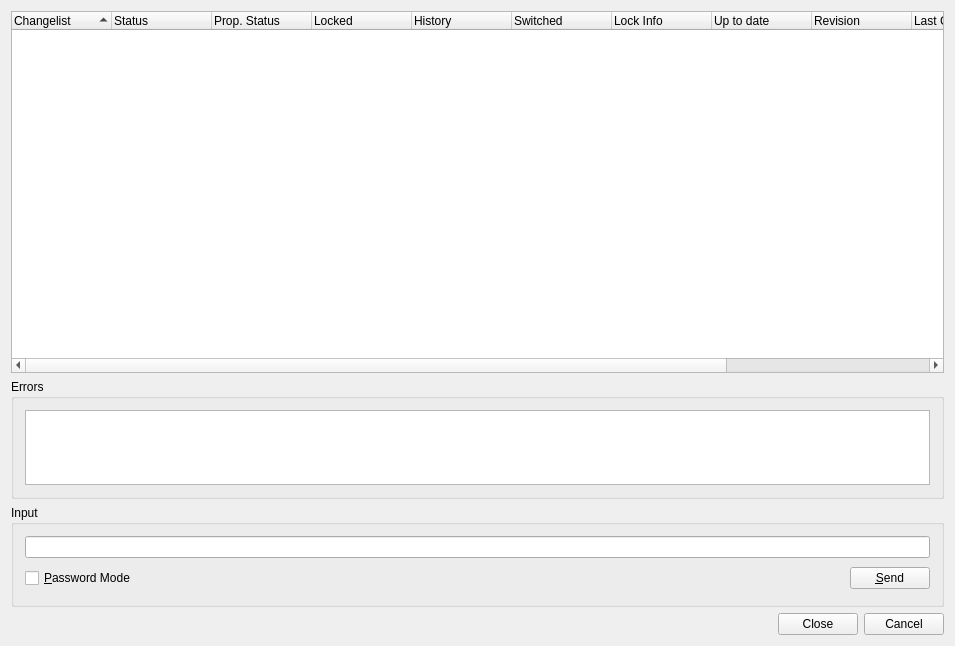
Old version of the form Plugins/VcsPlugins/vcsSubversion/SvnStatusDialog.ui in the repository testmana2/test.
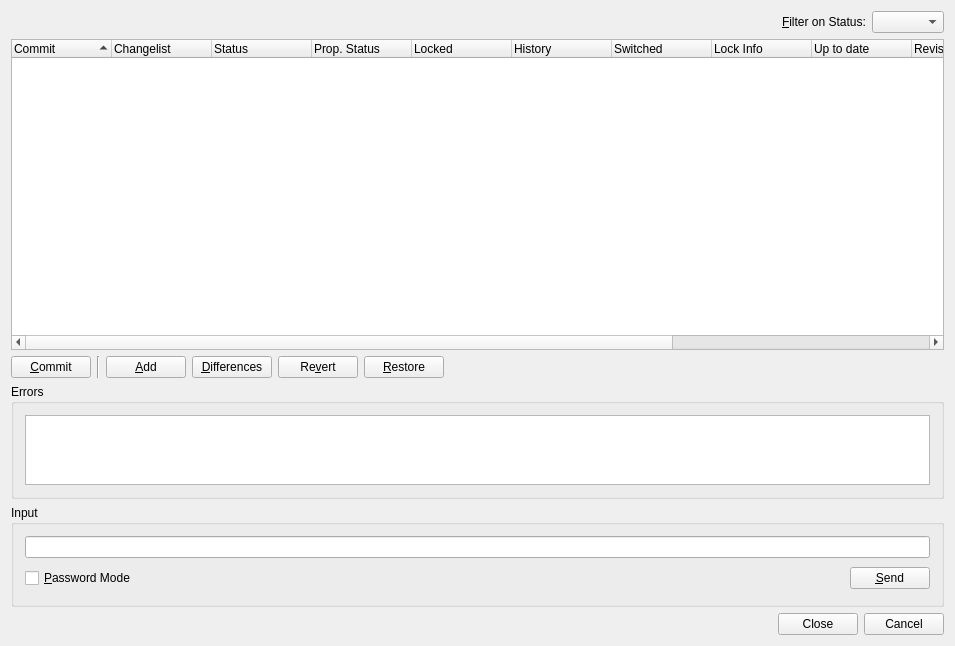
New version of the form.

Commit message: Added functionality to the VCS status dialogs to make them more general commit dialogs.

Patch:
```diff
--- a/Plugins/VcsPlugins/vcsSubversion/SvnStatusDialog.ui
+++ b/Plugins/VcsPlugins/vcsSubversion/SvnStatusDialog.ui
@@ -16,11 +16,48 @@
    <string>&lt;b>Subversion Status&lt;/b>
 &lt;p>This dialog shows the status of the selected file or project.&lt;/p></string>
   </property>
-  <layout class="QVBoxLayout" >
+  <layout class="QVBoxLayout" name="verticalLayout">
    <item>
-    <widget class="QTreeWidget" name="statusList" >
-     <property name="sizePolicy" >
-      <sizepolicy vsizetype="Expanding" hsizetype="Expanding" >
+    <layout class="QHBoxLayout" name="horizontalLayout_2">
+     <item>
+      <spacer name="horizontalSpacer_2">
+       <property name="orientation">
+        <enum>Qt::Horizontal</enum>
+       </property>
+       <property name="sizeHint" stdset="0">
+        <size>
+         <width>40</width>
+         <height>20</height>
+        </size>
+       </property>
+      </spacer>
+     </item>
+     <item>
+      <widget class="QLabel" name="label">
+       <property name="text">
+        <string>&amp;Filter on Status:</string>
+       </property>
+       <property name="buddy">
+        <cstring>statusFilterCombo</cstring>
+       </property>
+      </widget>
+     </item>
+     <item>
+      <widget class="QComboBox" name="statusFilterCombo">
+       <property name="toolTip">
+        <string>Select the status of entries to be shown</string>
+       </property>
+       <property name="sizeAdjustPolicy">
+        <enum>QComboBox::AdjustToContents</enum>
+       </property>
+      </widget>
+     </item>
+    </layout>
+   </item>
+   <item>
+    <widget class="QTreeWidget" name="statusList">
+     <property name="sizePolicy">
+      <sizepolicy hsizetype="Expanding" vsizetype="Expanding">
        <horstretch>0</horstretch>
        <verstretch>3</verstretch>
       </sizepolicy>
@@ -41,71 +78,150 @@
       <bool>true</bool>
      </property>
      <column>
-      <property name="text" >
+      <property name="text">
+       <string>Commit</string>
+      </property>
+     </column>
+     <column>
+      <property name="text">
        <string>Changelist</string>
       </property>
      </column>
      <column>
-      <property name="text" >
+      <property name="text">
        <string>Status</string>
       </property>
      </column>
      <column>
-      <property name="text" >
+      <property name="text">
        <string>Prop. Status</string>
       </property>
      </column>
      <column>
-      <property name="text" >
+      <property name="text">
        <string>Locked</string>
       </property>
      </column>
      <column>
-      <property name="text" >
+      <property name="text">
        <string>History</string>
       </property>
      </column>
      <column>
-      <property name="text" >
+      <property name="text">
        <string>Switched</string>
       </property>
      </column>
      <column>
-      <property name="text" >
+      <property name="text">
        <string>Lock Info</string>
       </property>
      </column>
      <column>
-      <property name="text" >
+      <property name="text">
        <string>Up to date</string>
       </property>
      </column>
      <column>
-      <property name="text" >
+      <property name="text">
        <string>Revision</string>
       </property>
      </column>
      <column>
-      <property name="text" >
+      <property name="text">
        <string>Last Change</string>
       </property>
      </column>
      <column>
-      <property name="text" >
+      <property name="text">
        <string>Author</string>
       </property>
      </column>
      <column>
-      <property name="text" >
+      <property name="text">
        <string>Path</string>
       </property>
      </column>
     </widget>
    </item>
    <item>
-    <widget class="QGroupBox" name="errorGroup" >
-     <property name="sizePolicy" >
-      <sizepolicy vsizetype="Expanding" hsizetype="Preferred" >
+    <layout class="QHBoxLayout" name="horizontalLayout">
+     <item>
+      <widget class="QPushButton" name="commitButton">
+       <property name="toolTip">
+        <string>Commit the selected changes</string>
+       </property>
+       <property name="text">
+        <string>&amp;Commit</string>
+       </property>
+      </widget>
+     </item>
+     <item>
+      <widget class="Line" name="line">
+       <property name="orientation">
+        <enum>Qt::Vertical</enum>
+       </property>
+      </widget>
+     </item>
+     <item>
+      <widget class="QPushButton" name="addButton">
+       <property name="toolTip">
+        <string>Add the selected entries to the repository</string>
+       </property>
+       <property name="text">
+        <string>&amp;Add</string>
+       </property>
+      </widget>
+     </item>
+     <item>
+      <widget class="QPushButton" name="diffButton">
+       <property name="toolTip">
+        <string>Show differences of the selected entries to the repository</string>
+       </property>
+       <property name="text">
+        <string>&amp;Differences</string>
+       </property>
+      </widget>
+     </item>
+     <item>
+      <widget class="QPushButton" name="revertButton">
+       <property name="toolTip">
+        <string>Revert the selected entries to the last revision in the repository</string>
+       </property>
+       <property name="text">
+        <string>Re&amp;vert</string>
+       </property>
+      </widget>
+     </item>
+     <item>
+      <widget class="QPushButton" name="restoreButton">
+       <property name="toolTip">
+        <string>Restore the selected missing entries from the repository</string>
+       </property>
+       <property name="text">
+        <string>&amp;Restore</string>
+       </property>
+      </widget>
+     </item>
+     <item>
+      <spacer name="horizontalSpacer">
+       <property name="orientation">
+        <enum>Qt::Horizontal</enum>
+       </property>
+       <property name="sizeHint" stdset="0">
+        <size>
+         <width>40</width>
+         <height>20</height>
+        </size>
+       </property>
+      </spacer>
+     </item>
+    </layout>
+   </item>
+   <item>
+    <widget class="QGroupBox" name="errorGroup">
+     <property name="sizePolicy">
+      <sizepolicy hsizetype="Preferred" vsizetype="Expanding">
        <horstretch>0</horstretch>
        <verstretch>1</verstretch>
       </sizepolicy>
@@ -113,10 +229,10 @@
      <property name="title" >
       <string>Errors</string>
      </property>
-     <layout class="QVBoxLayout" >
+     <layout class="QVBoxLayout">
       <item>
-       <widget class="QTextEdit" name="errors" >
-        <property name="focusPolicy" >
+       <widget class="QTextEdit" name="errors">
+        <property name="focusPolicy">
          <enum>Qt::NoFocus</enum>
         </property>
         <property name="readOnly" >
@@ -200,7 +316,7 @@
    </item>
   </layout>
  </widget>
- <layoutdefault spacing="6" margin="11" />
+ <layoutdefault spacing="6" margin="11"/>
  <pixmapfunction>qPixmapFromMimeSource</pixmapfunction>
  <tabstops>
   <tabstop>input</tabstop>
```
Left out of the diff: 88 changed lines with no effect on the pictures. The commit also changes 22 other files.
